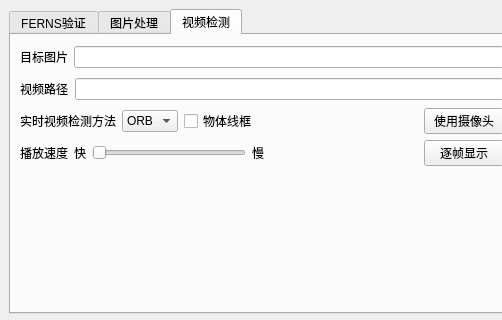
weiliana/cv_homework, file mainwindow.ui: the form before one commit; both pictures show x 0 to 502 and y 0 to 320 of the 610 by 503 pixel window.
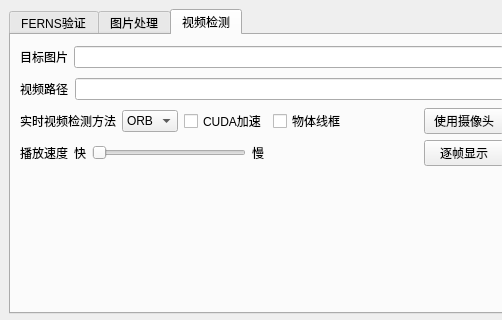
The form after the commit.

Commit message:
feat(video): add ORB CUDA func
暂时更新pro文件添加cuda运行库目录

What changed in the file:
```diff
--- a/mainwindow.ui
+++ b/mainwindow.ui
@@ -449,6 +449,13 @@
             </item>
            </widget>
           </item>
+          <item>
+           <widget class="QCheckBox" name="useVideoCUDA">
+            <property name="text">
+             <string>CUDA加速</string>
+            </property>
+           </widget>
+          </item>
           <item>
            <widget class="QCheckBox" name="videoObjLine_checkBox">
             <property name="text">
```
The commit also changes 7 other files.
